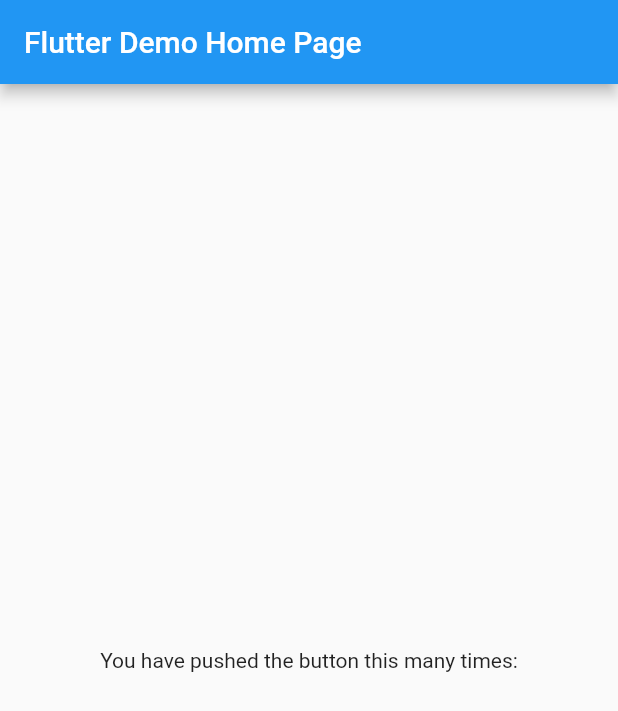
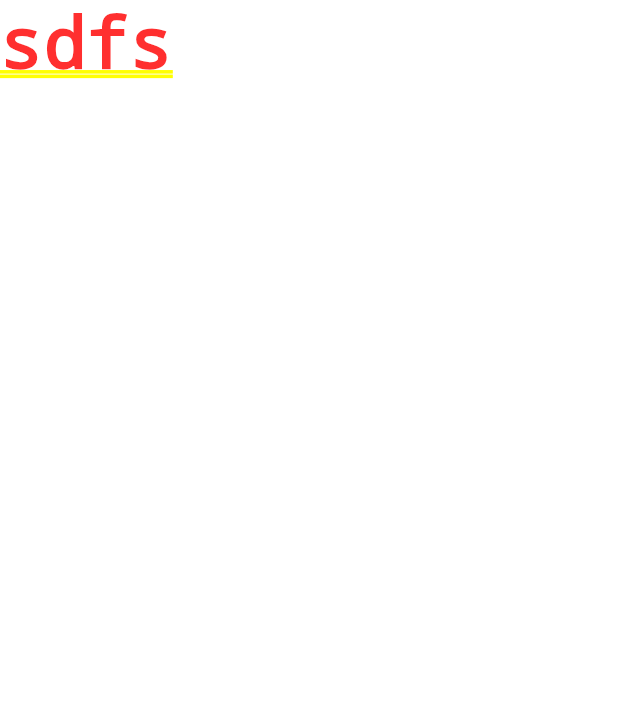
Before and after one commit to nathansdev/flutter_food_delivery_ui_kit, a Flutter app: the screen it shows after launch, on a phone screen of 412 x 824 dp. Shown: the top 711 px of the screen. Run offline on Flutter 3.47's test engine with Material 2 defaults, Android fonts, the phone set to English and light mode, and no system bars.

Commit message:
added fonts, assets

```diff
--- /dev/null
+++ b/lib/login/intro_screen.dart
@@ -0,0 +1,12 @@
+import 'package:flutter/material.dart';
+
+class IntroScreen extends StatelessWidget {
+  const IntroScreen({Key key}) : super(key: key);
+
+  @override
+  Widget build(BuildContext context) {
+    return Container(
+      child: Text("sdfs"),
+    );
+  }
+}
--- a/lib/main.dart
+++ b/lib/main.dart
@@ -1,4 +1,8 @@
 import 'package:flutter/material.dart';
+import 'package:flutter_ui_food_delivery_app/home/landing_screen.dart';
+import 'package:flutter_ui_food_delivery_app/login/intro_screen.dart';
+import 'package:flutter_ui_food_delivery_app/login/login_screen.dart';
+import 'package:flutter_ui_food_delivery_app/utils/routes.dart';
 
 void main() {
   runApp(MyApp());
@@ -9,45 +13,18 @@ class MyApp extends StatelessWidget {
   @override
   Widget build(BuildContext context) {
     return MaterialApp(
-      title: 'Flutter Demo',
+      title: 'Food Delivery App - Flutter',
       theme: ThemeData(
+        fontFamily: 'SF Pro Rounded',
         primarySwatch: Colors.blue,
         visualDensity: VisualDensity.adaptivePlatformDensity,
       ),
-      home: MyHomePage(title: 'Flutter Demo Home Page'),
+      home: IntroScreen(),
+      routes: {
+        Routes.home: (context) => LandingScreen(),
+        Routes.login: (context) => LoginScreen(),
+        Routes.intro: (context) => IntroScreen()
+      },
     );
   }
 }
-
-class MyHomePage extends StatefulWidget {
-  MyHomePage({Key key, this.title}) : super(key: key);
-  final String title;
-
-  @override
-  _MyHomePageState createState() => _MyHomePageState();
-}
-
-class _MyHomePageState extends State<MyHomePage> {
-
-  @override
-  Widget build(BuildContext context) {
-
-    return Scaffold(
-      appBar: AppBar(
-        // Here we take the value from the MyHomePage object that was created by
-        // the App.build method, and use it to set our appbar title.
-        title: Text(widget.title),
-      ),
-      body: Center(
-        child: Column(
-          mainAxisAlignment: MainAxisAlignment.center,
-          children: <Widget>[
-            Text(
-              'You have pushed the button this many times:',
-            ),
-          ],
-        ),
-      ),
-    );
-  }
-}
--- /dev/null
+++ b/lib/utils/colors.dart
@@ -0,0 +1,6 @@
+import 'dart:ui';
+
+const sunset_orange = Color(0xFFFF4B3A);
+const concrete = Color(0xFFF2F2F2);
+const manatee = Color(0xFF9A9A9D);
+const vermilion = Color(0xFFFA4A0C);
--- /dev/null
+++ b/lib/utils/routes.dart
@@ -0,0 +1,5 @@
+class Routes {
+  static const String home = '/home';
+  static const String intro = '/intro';
+  static const String login = '/login';
+}
```
Also changed, not shown: lib/home/landing_screen.dart (added, +17 -0 lines), lib/login/login_screen.dart (added, +17 -0 lines), pubspec.yaml (+9 -41 lines), assets/images/bg_splash.png (renamed from assets/images/iPhone 11 Pro Max - 19.png), lib/profile/profile_screen.dart (added), lib/utils/strings.dart (added), 4 other files.
